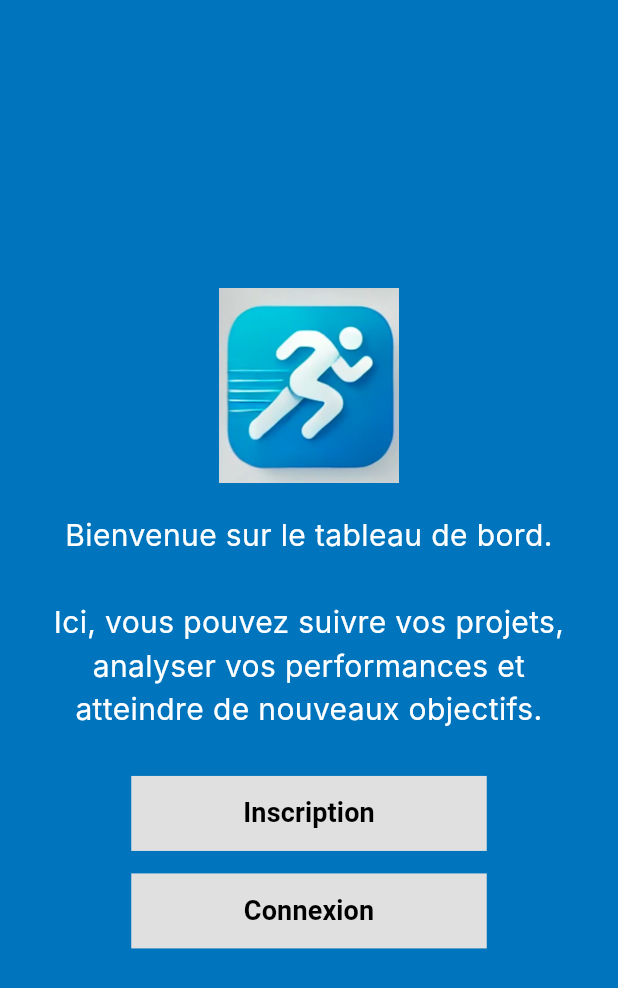
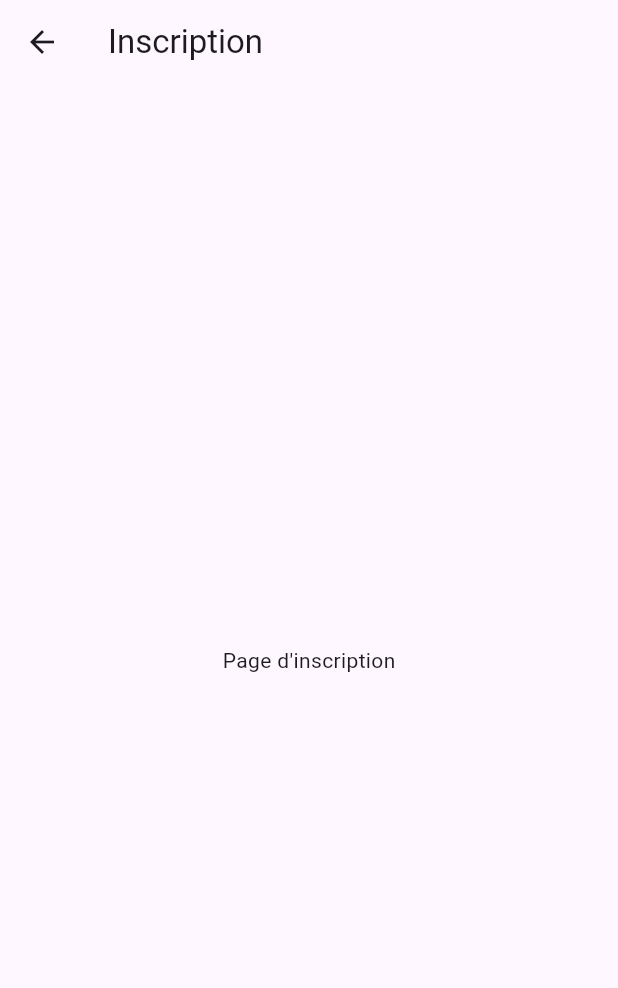
Before and after one commit to Medou13500/ProjetFinB3, a Flutter app: the screen it shows after launch, after a tap on "Inscription", on a phone screen of 412 x 824 dp. Shown: the top 988 px of the screen. Run offline on Flutter 3.47's test engine with Material 3 defaults, Android fonts, the light colour scheme and no system bars; Roboto replaces fonts that are missing (Inter).

Commit message:
feat/redirection inscription depuis la homePage

```diff
--- a/mobile/lib/main.dart
+++ b/mobile/lib/main.dart
@@ -1,5 +1,6 @@
 import 'package:flutter/material.dart';
-import 'screen/homePage.dart'; // ✅ Vérifie bien que c'est "screen/" et non "screens/"
+import 'screen/homePage.dart';
+import 'screen/inscriptionPage.dart';
 
 void main() {
   runApp(const MyApp());
@@ -13,7 +14,12 @@ class MyApp extends StatelessWidget {
     return MaterialApp(
       debugShowCheckedModeBanner: false,
       title: 'Mon App',
-      home: const HomePage(),
+      initialRoute: '/',
+      routes: {
+        '/': (context) => const HomePage(),
+        '/inscription': (context) =>
+            const InscriptionPage(message: "Page d'inscription"),
+      },
     );
   }
 }
--- a/mobile/lib/screen/homePage.dart
+++ b/mobile/lib/screen/homePage.dart
@@ -1,4 +1,5 @@
 import 'package:flutter/material.dart';
+import '../screen/inscriptionPage.dart';
 
 class HomePage extends StatelessWidget {
   const HomePage({super.key});
@@ -10,14 +11,11 @@ class HomePage extends StatelessWidget {
       body: Column(
         mainAxisAlignment: MainAxisAlignment.center,
         children: [
-          // ✅ Affichage du logo
           Image.asset(
             "assets/image/logoRunning.jpeg",
             width: 120,
           ),
           SizedBox(height: 20),
-
-
           Padding(
             padding: EdgeInsets.symmetric(horizontal: 30),
             child: Text(
@@ -33,6 +31,7 @@ class HomePage extends StatelessWidget {
             ),
           ),
           SizedBox(height: 30),
+
           TextButton(
             style: TextButton.styleFrom(
               foregroundColor: Colors.black,
@@ -43,6 +42,7 @@ class HomePage extends StatelessWidget {
               ),
             ),
             onPressed: () {
+              Navigator.pushNamed(context, '/inscription');
             },
             child: Text(
               'Inscription',
@@ -60,9 +60,6 @@ class HomePage extends StatelessWidget {
                 borderRadius: BorderRadius.zero,
               ),
             ),
-            onPressed: () {
-
-            },
             child: Text(
               'Connexion',
               style: TextStyle(fontSize: 18, fontWeight: FontWeight.bold),
--- /dev/null
+++ b/mobile/lib/screen/inscriptionPage.dart
@@ -0,0 +1,17 @@
+import 'package:flutter/material.dart';
+
+class InscriptionPage extends StatelessWidget {
+  final String message;
+
+  const InscriptionPage({super.key, required this.message});
+
+  @override
+  Widget build(BuildContext context) {
+    return Scaffold(
+      appBar: AppBar(title: Text('Inscription')),
+      body: Center(
+        child: Text(message),
+      ),
+    );
+  }
+}
```
